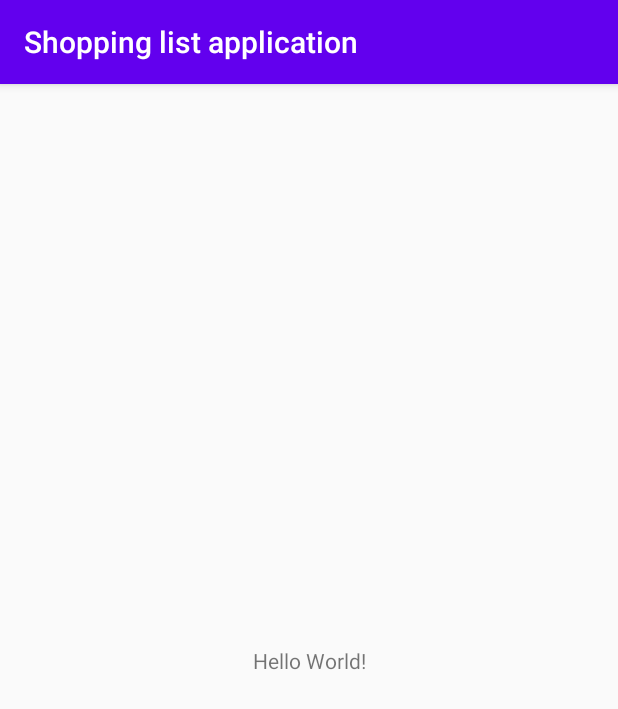
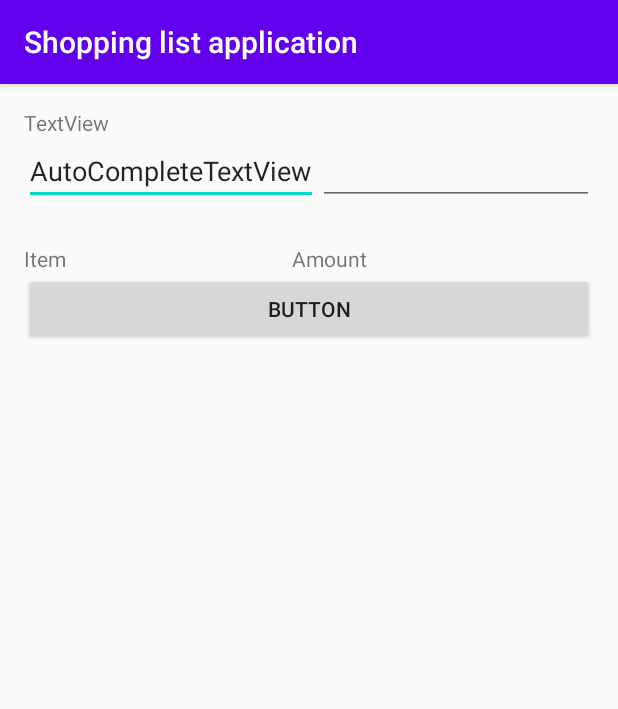
Before and after one commit to AnneliKlamas/Shopping-list-application, an Android app: the screen it shows after launch (MainActivity), on a phone screen of 412 x 824 dp. Shown: the top 709 px of the screen. Run offline under Robolectric (Android 15) with nearby library versions, the phone set to English and light mode, and no system bars; our stand-ins replace Firebase (no records; nobody signed in at launch, a user with empty details on screens opened directly).

Commit message:
implemented tabel with database values

```diff
--- a/app/src/main/java/com/example/shoppinglistapplication/MainActivity.kt
+++ b/app/src/main/java/com/example/shoppinglistapplication/MainActivity.kt
@@ -3,6 +3,8 @@ package com.example.shoppinglistapplication
 import androidx.appcompat.app.AppCompatActivity
 import android.os.Bundle
 import android.util.Log
+import android.view.ViewGroup
+import android.widget.*
 import com.google.firebase.firestore.FirebaseFirestore
 
 class MainActivity : AppCompatActivity() {
@@ -10,22 +12,57 @@ class MainActivity : AppCompatActivity() {
     override fun onCreate(savedInstanceState: Bundle?) {
         super.onCreate(savedInstanceState)
         setContentView(R.layout.activity_main)
+        loadData()
 
+
+    }
+
+    fun loadData(){
         // Access a Cloud Firestore instance from your Activity
         val db = FirebaseFirestore.getInstance()
 
-        val docRef = db.collection("shoppingList").document("jTGLEUh")
-        docRef.get()
+        db.collection("shoppingList").document("jTGLEUh")
+            .get()
             .addOnSuccessListener { document ->
                 if (document != null) {
                     Log.d("exist", "DocumentSnapshot data: ${document.data}")
-                } else {
+                    val data = document.data
+                    if (data != null) {
+                        val shoppingList = findViewById<TableLayout>(R.id.shoppingList)
+                        for (itemInfo in data){
+
+                            val row = TableRow(this)
+                            row.layoutParams = ViewGroup.LayoutParams(ViewGroup.LayoutParams.MATCH_PARENT,
+                                ViewGroup.LayoutParams.WRAP_CONTENT)
+                            val item = TextView(this)
+                            item.apply {
+                                layoutParams = TableRow.LayoutParams(TableRow.LayoutParams.WRAP_CONTENT,
+                                    TableRow.LayoutParams.WRAP_CONTENT)
+                                val key = itemInfo.key
+                                text = key
+                            }
+                            row.addView(item)
+                            val amount = TextView(this)
+                            amount.apply {
+                                layoutParams = TableRow.LayoutParams(TableRow.LayoutParams.WRAP_CONTENT,
+                                    TableRow.LayoutParams.WRAP_CONTENT)
+                                text = itemInfo.value.toString()
+                            }
+                            row.addView(amount)
+                            row.addView(CheckBox(this))
+                            shoppingList.addView(row)
+
+                        }
+                    }
+                }
+                else {
                     Log.d("noexist", "No such document")
                 }
             }
             .addOnFailureListener { exception ->
                 Log.d("errordb", "get failed with ", exception)
             }
+    }
 
-    }
+
 }
--- a/app/src/main/res/layout/activity_main.xml
+++ b/app/src/main/res/layout/activity_main.xml
@@ -6,13 +6,80 @@
     android:layout_height="match_parent"
     tools:context=".MainActivity">
 
-    <TextView
-        android:layout_width="wrap_content"
-        android:layout_height="wrap_content"
-        android:text="Hello World!"
+    <LinearLayout
+        android:layout_width="0dp"
+        android:layout_height="match_parent"
+        android:layout_marginStart="16dp"
+        android:layout_marginTop="16dp"
+        android:layout_marginEnd="16dp"
+        android:layout_marginBottom="16dp"
+        android:orientation="vertical"
         app:layout_constraintBottom_toBottomOf="parent"
-        app:layout_constraintLeft_toLeftOf="parent"
-        app:layout_constraintRight_toRightOf="parent"
-        app:layout_constraintTop_toTopOf="parent" />
+        app:layout_constraintEnd_toEndOf="parent"
+        app:layout_constraintStart_toStartOf="parent"
+        app:layout_constraintTop_toTopOf="parent">
+
+        <TextView
+            android:id="@+id/textView5"
+            android:layout_width="match_parent"
+            android:layout_height="wrap_content"
+            android:text="TextView" />
+
+        <TableRow
+            android:layout_width="match_parent"
+            android:layout_height="wrap_content">
+
+            <AutoCompleteTextView
+                android:id="@+id/itemToAdd"
+                android:layout_width="wrap_content"
+                android:layout_height="wrap_content"
+                android:text="AutoCompleteTextView" />
+
+            <EditText
+                android:id="@+id/amountToAdd"
+                android:layout_width="match_parent"
+                android:layout_height="wrap_content"
+                android:ems="10"
+                android:inputType="numberDecimal" />
+
+            <Button
+                android:id="@+id/addButton"
+                android:layout_width="wrap_content"
+                android:layout_height="wrap_content"
+                android:text="@string/addButton" />
+
+        </TableRow>
+
+        <TableLayout
+            android:id="@+id/shoppingList"
+            android:layout_width="match_parent"
+            android:layout_height="wrap_content"
+            android:shrinkColumns="*"
+            android:stretchColumns="*">
+
+            <TableRow
+                android:layout_width="match_parent"
+                android:layout_height="match_parent" >
+
+                <TextView
+                    android:id="@+id/textView6"
+                    android:layout_width="wrap_content"
+                    android:layout_height="wrap_content"
+                    android:text="@string/itemColumn" />
+
+                <TextView
+                    android:id="@+id/textView7"
+                    android:layout_width="wrap_content"
+                    android:layout_height="wrap_content"
+                    android:text="@string/amountColumn" />
+            </TableRow>
+        </TableLayout>
+
+        <Button
+            android:id="@+id/button"
+            android:layout_width="match_parent"
+            android:layout_height="wrap_content"
+            android:text="Button" />
+    </LinearLayout>
 
 </androidx.constraintlayout.widget.ConstraintLayout>
--- a/app/src/main/res/values/strings.xml
+++ b/app/src/main/res/values/strings.xml
@@ -1,3 +1,6 @@
 <resources>
     <string name="app_name">Shopping list application</string>
+    <string name="itemColumn">Item</string>
+    <string name="amountColumn">Amount</string>
+    <string name="addButton">Add</string>
 </resources>
```
